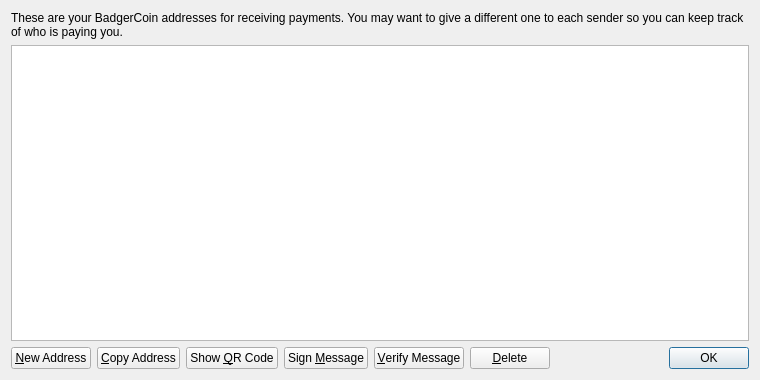
Above: src/qt/forms/addressbookpage.ui from cryptocoindude/KaChingCoin-New before the change. Below: the same form after it.
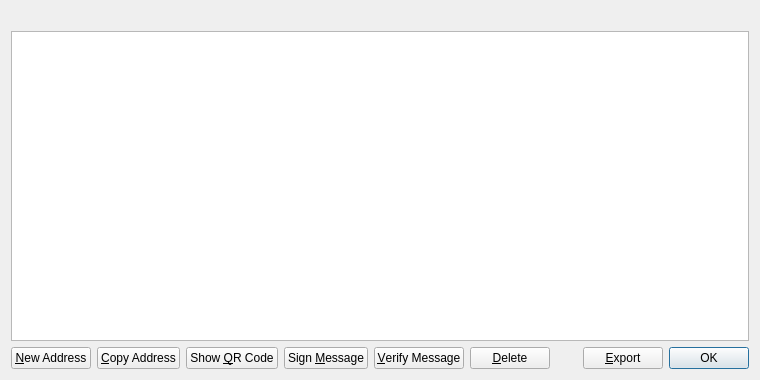
That is the form after the change. Icons and pictures are not drawn.

```diff
--- a/src/qt/forms/addressbookpage.ui
+++ b/src/qt/forms/addressbookpage.ui
@@ -16,9 +16,6 @@
   <layout class="QVBoxLayout" name="verticalLayout">
    <item>
     <widget class="QLabel" name="labelExplanation">
-     <property name="text">
-      <string>These are your BadgerCoin addresses for receiving payments. You may want to give a different one to each sender so you can keep track of who is paying you.</string>
-     </property>
      <property name="textFormat">
       <enum>Qt::PlainText</enum>
      </property>
@@ -151,6 +148,20 @@
        </property>
       </spacer>
      </item>
+     <item>
+      <widget class="QPushButton" name="exportButton">
+       <property name="toolTip">
+        <string>Export the data in the current tab to a file</string>
+       </property>
+       <property name="text">
+        <string>&amp;Export</string>
+       </property>
+       <property name="icon">
+        <iconset resource="../bitcoin.qrc">
+         <normaloff>:/icons/export</normaloff>:/icons/export</iconset>
+       </property>
+      </widget>
+     </item>
      <item>
       <widget class="QDialogButtonBox" name="buttonBox">
        <property name="sizePolicy">
```
Left out of the diff: 10 changed lines with no effect on the pictures.
